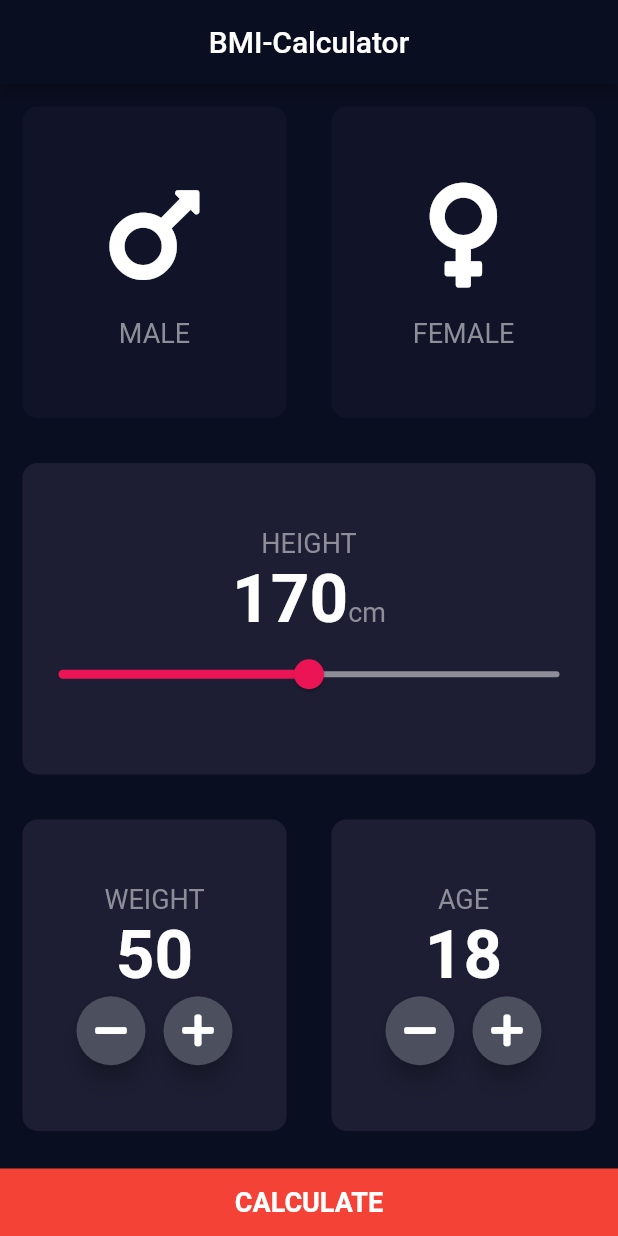
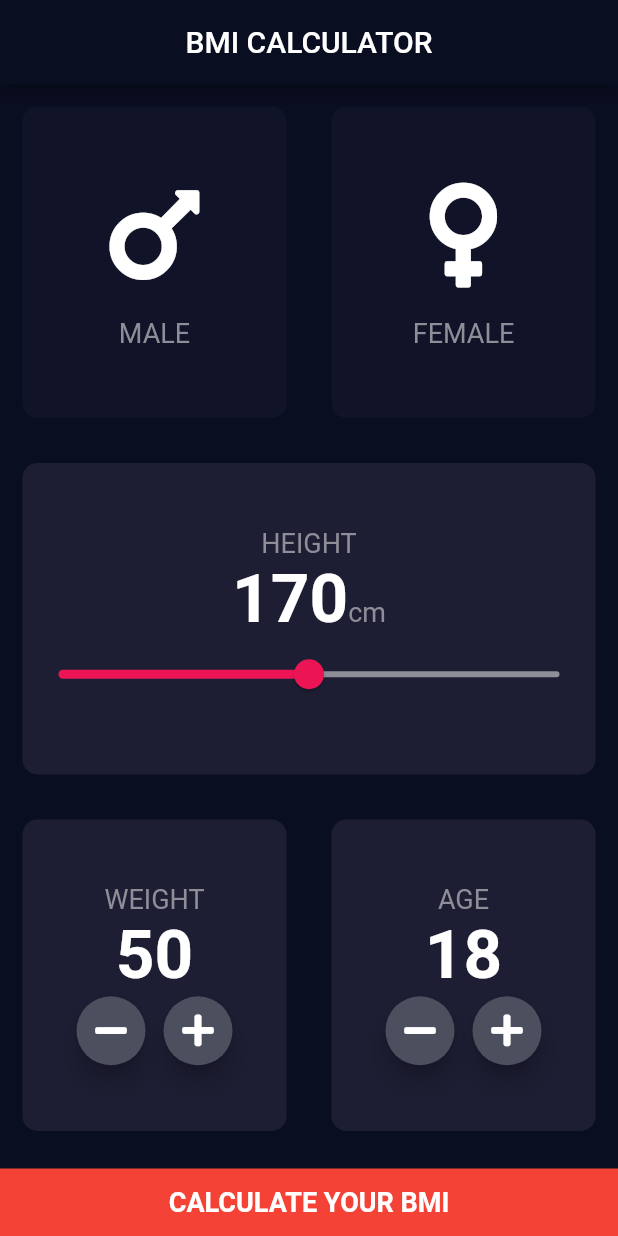
Before and after one commit to AKASHANGADII/bmi-calculator, a Flutter app: the screen it shows after launch, on a phone screen of 412 x 824 dp. Run offline on Flutter 3.47's test engine with Material 2 defaults, Android fonts, the phone set to English and light mode, and no system bars; our stand-ins replace font_awesome_flutter.

```diff
--- a/lib/home_page.dart
+++ b/lib/home_page.dart
@@ -47,7 +47,7 @@ class _HomePageState extends State<HomePage> {
       appBar: AppBar(
         backgroundColor: Color(0xFF0A0E21),
         title: Center(
-          child: Text('BMI-Calculator'),
+          child: Text('BMI CALCULATOR'),
         ),
       ),
       body: SafeArea(
@@ -227,7 +227,7 @@ class _HomePageState extends State<HomePage> {
               margin: EdgeInsets.only(top: 10.0),
               child: Center(
                 child: Text(
-                  'CALCULATE',
+                  'CALCULATE YOUR BMI',
                   style: TextStyle(
                     fontSize: 18.0,
                     fontWeight: FontWeight.bold,
```
Also changed, not shown: 1 other file.
